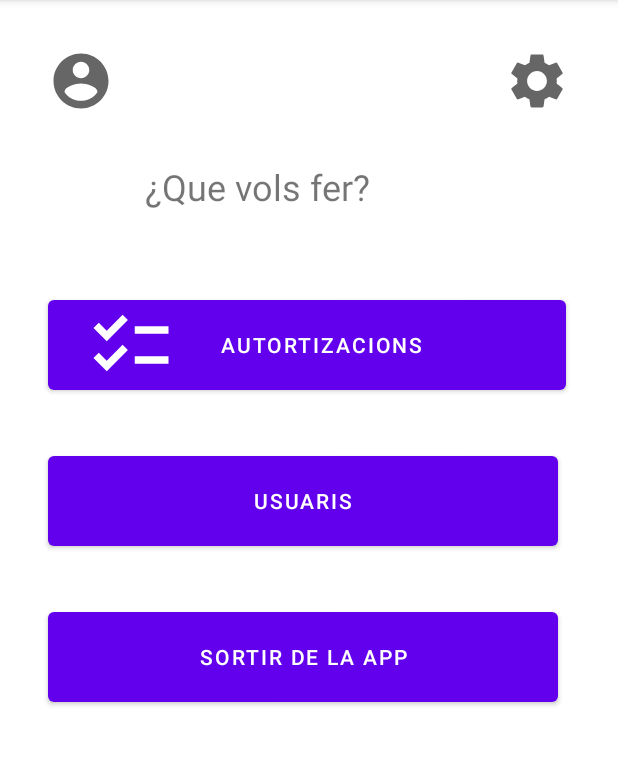
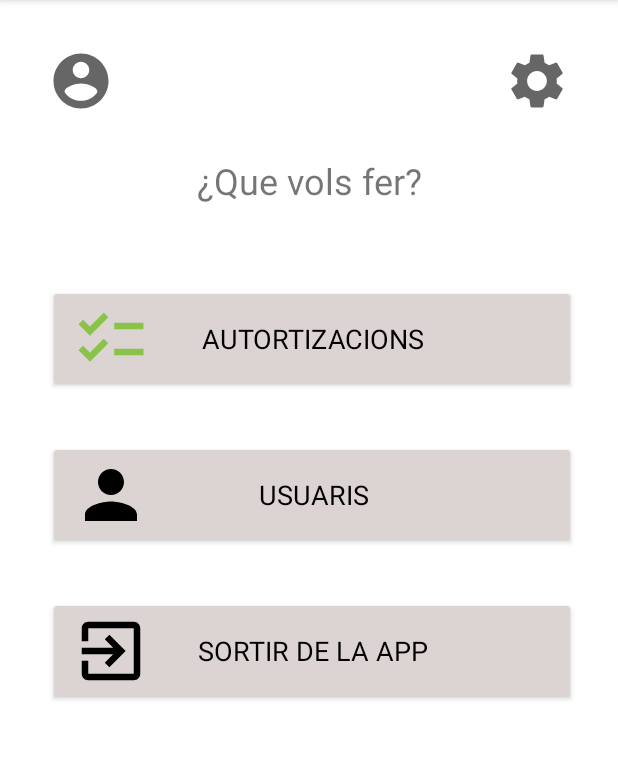
Before and after one commit to 1nf3r/ProdisComApp, an Android app: the Menu_principal screen opened directly, with no data from a screen before it, on a phone screen of 412 x 824 dp, the part 84-850 px from its top. Run offline under Robolectric (Android 15) with nearby library versions, the phone set to English and light mode, and no system bars; our stand-ins replace data binding.

Commit message:
Menú principal diseñado

```diff
--- a/app/src/main/java/cat/copernic/jose/antonio/miranda/prodiscomtest/ui/login/LoginActivity.kt
+++ b/app/src/main/java/cat/copernic/jose/antonio/miranda/prodiscomtest/ui/login/LoginActivity.kt
@@ -65,6 +65,7 @@ class LoginActivity : AppCompatActivity() {
 
             //Complete and destroy login activity once successful
             intent = Intent(applicationContext, MainActivity::class.java)
+            finish()
             startActivity(intent)
         })
 
--- /dev/null
+++ b/app/src/main/res/drawable/ic_baseline_salir.xml
@@ -0,0 +1,11 @@
+<vector xmlns:android="http://schemas.android.com/apk/res/android"
+    android:width="24dp"
+    android:height="24dp"
+    android:viewportWidth="24"
+    android:viewportHeight="24"
+    android:tint="?attr/colorControlNormal"
+    android:autoMirrored="true">
+  <path
+      android:fillColor="@android:color/white"
+      android:pathData="M10.09,15.59L11.5,17l5,-5 -5,-5 -1.41,1.41L12.67,11H3v2h9.67l-2.58,2.59zM19,3H5c-1.11,0 -2,0.9 -2,2v4h2V5h14v14H5v-4H3v4c0,1.1 0.89,2 2,2h14c1.1,0 2,-0.9 2,-2V5c0,-1.1 -0.9,-2 -2,-2z"/>
+</vector>
--- /dev/null
+++ b/app/src/main/res/drawable/ic_baseline_usuarios.xml
@@ -0,0 +1,10 @@
+<vector xmlns:android="http://schemas.android.com/apk/res/android"
+    android:width="24dp"
+    android:height="24dp"
+    android:viewportWidth="24"
+    android:viewportHeight="24"
+    android:tint="?attr/colorControlNormal">
+  <path
+      android:fillColor="@android:color/white"
+      android:pathData="M12,12c2.21,0 4,-1.79 4,-4s-1.79,-4 -4,-4 -4,1.79 -4,4 1.79,4 4,4zM12,14c-2.67,0 -8,1.34 -8,4v2h16v-2c0,-2.66 -5.33,-4 -8,-4z"/>
+</vector>
--- a/app/src/main/res/layout/fragment_menu_principal.xml
+++ b/app/src/main/res/layout/fragment_menu_principal.xml
@@ -13,10 +13,10 @@
             android:id="@+id/queHacer"
             android:layout_width="219dp"
             android:layout_height="54dp"
-            android:layout_marginTop="32dp"
+            android:layout_marginTop="28dp"
             android:layout_marginEnd="20dp"
             android:text="@string/que_quieres_hacer"
-            android:textAlignment="viewStart"
+            android:textAlignment="center"
             android:textSize="@dimen/dimens_titulo"
             app:layout_constraintEnd_toStartOf="@+id/imageView2"
             app:layout_constraintTop_toBottomOf="@+id/imageView" />
@@ -45,35 +45,28 @@
 
         <Button
             android:id="@+id/btnToAutorizaciones"
-            android:layout_width="345dp"
-            android:layout_height="@dimen/menuPrin_botonesHeight"
-            android:layout_marginStart="32dp"
-            android:layout_marginTop="32dp"
-            android:paddingStart="25dp"
+            style="@style/PrimaryColoredButton2"
             android:text="@string/autorizaciones"
             app:icon="@drawable/ic_baseline_autorizaciones"
-            app:iconPadding="-50dp"
-            app:iconSize="60dp"
+            app:iconTint="#8BC34A"
             app:layout_constraintStart_toStartOf="parent"
             app:layout_constraintTop_toBottomOf="@+id/queHacer" />
 
         <Button
             android:id="@+id/btnToUsuarios"
-            android:layout_width="@dimen/menuPrin_botonesWidth"
-            android:layout_height="@dimen/menuPrin_botonesHeight"
-            android:layout_marginStart="32dp"
-            android:layout_marginTop="32dp"
+            style="@style/PrimaryColoredButton2"
             android:text="@string/usuarios"
+            app:icon="@drawable/ic_baseline_usuarios"
+            app:iconTint="#000000"
             app:layout_constraintStart_toStartOf="parent"
             app:layout_constraintTop_toBottomOf="@+id/btnToAutorizaciones" />
 
         <Button
             android:id="@+id/btnToSalir"
-            android:layout_width="@dimen/menuPrin_botonesWidth"
-            android:layout_height="@dimen/menuPrin_botonesHeight"
-            android:layout_marginStart="32dp"
-            android:layout_marginTop="32dp"
+            style="@style/PrimaryColoredButton2"
             android:text="@string/salir_de_la_app"
+            app:icon="@drawable/ic_baseline_salir"
+            app:iconTint="#000000"
             app:layout_constraintStart_toStartOf="parent"
             app:layout_constraintTop_toBottomOf="@+id/btnToUsuarios" />
 
--- /dev/null
+++ b/app/src/main/res/values/buttonStyle_MP.xml
@@ -0,0 +1,23 @@
+<?xml version="1.0" encoding="utf-8"?>
+<resources>
+    <style name="PrimaryColoredButton2" parent="Base.Widget.AppCompat.Button.Colored">
+        <item name="backgroundTint">@color/myGray</item>
+        <item name="colorControlHighlight">@color/myRed</item>
+        <item name="android:textColor">@color/black</item>
+        <item name="fontFamily">sans-serif</item>
+        <item name="android:textSize">18sp</item>
+        <item name="android:layout_marginStart">32dp</item>
+        <item name="android:layout_marginTop">32dp</item>
+
+        <item name="android:layout_width">352dp</item>
+        <item name="android:layout_height">72dp</item>
+
+        <item name="iconSize">52dp</item>
+        <item name="iconPadding">-50dp</item>
+        <item name="paddingStart">25dp</item>
+        <item name="paddingEnd">0dp</item>
+        <!--<item name="strokeWidth">2dp</item>
+        <item name="strokeColor">#7C7B7B</item>-->
+
+    </style>
+</resources>
--- a/app/src/main/res/values/colors.xml
+++ b/app/src/main/res/values/colors.xml
@@ -7,4 +7,6 @@
     <color name="teal_700">#FF018786</color>
     <color name="black">#FF000000</color>
     <color name="white">#FFFFFFFF</color>
+    <color name="myGray">#FFDCD3D3</color>
+    <color name="myRed">#FF000000</color>
 </resources>
--- a/app/src/main/res/values/dimens.xml
+++ b/app/src/main/res/values/dimens.xml
@@ -5,4 +5,8 @@
     <dimen name="dimens_titulo">24sp</dimen>
     <dimen name="menuPrin_botonesWidth">340dp</dimen>
     <dimen name="menuPrin_botonesHeight">72dp</dimen>
+    <dimen name="iconPadding_MP">-50dp</dimen>
+    <dimen name="iconSize_MP">60dp</dimen>
+    <dimen name="paddingStart_MP">25dp</dimen>
+    <dimen name="paddingEnd_MP">0dp</dimen>
 </resources>
```
